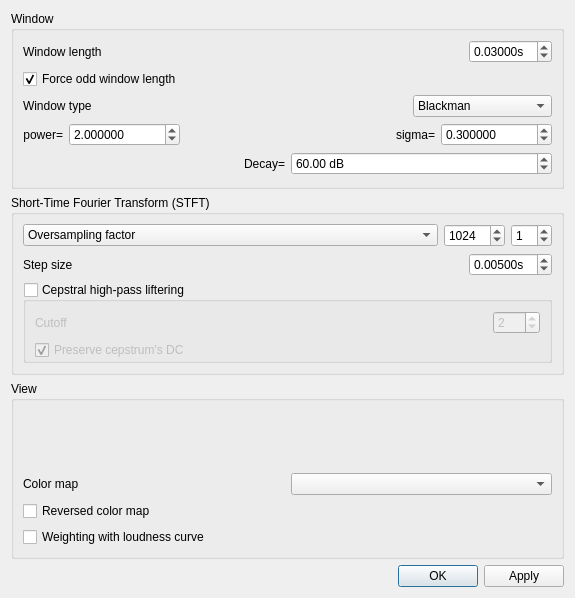
First picture: the form in src/gvspectrogramwdialogsettings.ui, repository gillesdegottex/dfasma, before the edit.
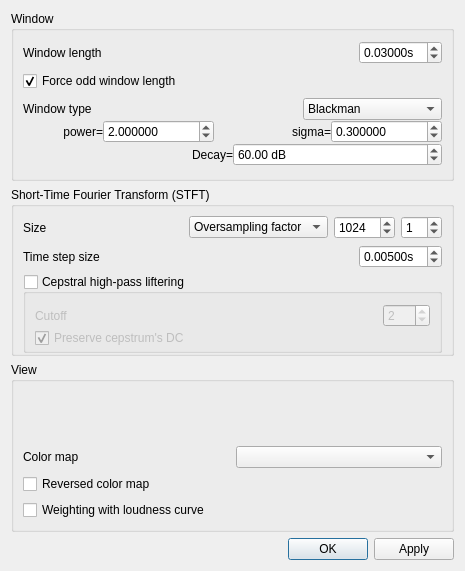
Second picture: the form after the edit.

Diff of the .ui file:
```diff
--- a/src/gvspectrogramwdialogsettings.ui
+++ b/src/gvspectrogramwdialogsettings.ui
@@ -6,8 +6,8 @@
    <rect>
     <x>0</x>
     <y>0</y>
-    <width>575</width>
-    <height>598</height>
+    <width>465</width>
+    <height>571</height>
    </rect>
   </property>
   <property name="windowTitle">
@@ -19,7 +19,7 @@
      <property name="title">
       <string>Window</string>
      </property>
-     <layout class="QVBoxLayout" name="verticalLayout_2">
+     <layout class="QVBoxLayout" name="verticalLayout_6">
       <item>
        <layout class="QHBoxLayout" name="horizontalLayout_17">
         <item>
@@ -82,7 +82,15 @@
        </widget>
       </item>
       <item>
+       <layout class="QVBoxLayout" name="verticalLayout_2">
+        <property name="spacing">
+         <number>0</number>
+        </property>
+        <item>
        <layout class="QHBoxLayout" name="horizontalLayout_11">
+          <property name="spacing">
+           <number>0</number>
+          </property>
         <item>
          <widget class="QLabel" name="label_10">
           <property name="sizePolicy">
@@ -164,11 +172,28 @@
        </layout>
       </item>
       <item>
-       <layout class="QHBoxLayout" name="horizontalLayout_12">
-        <item>
          <layout class="QHBoxLayout" name="horizontalLayout_13">
+          <property name="spacing">
+           <number>0</number>
+          </property>
           <item>
            <layout class="QHBoxLayout" name="horizontalLayout_14">
+            <property name="spacing">
+             <number>0</number>
+            </property>
+            <item>
+             <spacer name="horizontalSpacer_2">
+              <property name="orientation">
+               <enum>Qt::Horizontal</enum>
+              </property>
+              <property name="sizeHint" stdset="0">
+               <size>
+                <width>40</width>
+                <height>0</height>
+               </size>
+              </property>
+             </spacer>
+            </item>
             <item>
              <widget class="QLabel" name="lblWindowNormPower">
               <property name="toolTip">
@@ -211,7 +236,7 @@
             <property name="sizeHint" stdset="0">
              <size>
               <width>40</width>
-              <height>20</height>
+              <height>0</height>
              </size>
             </property>
            </spacer>
@@ -244,10 +269,11 @@
           </item>
          </layout>
         </item>
-       </layout>
-      </item>
       <item>
        <layout class="QHBoxLayout" name="horizontalLayout_15">
+          <property name="spacing">
+           <number>0</number>
+          </property>
         <item>
          <widget class="QLabel" name="lblWindowExpDecay">
           <property name="toolTip">
@@ -286,6 +312,8 @@
        </layout>
       </item>
      </layout>
+      </item>
+     </layout>
     </widget>
    </item>
    <item>
@@ -294,8 +322,31 @@
       <string>Short-Time Fourier Transform (STFT)</string>
      </property>
      <layout class="QVBoxLayout" name="verticalLayout">
+      <property name="bottomMargin">
+       <number>0</number>
+      </property>
       <item>
        <layout class="QHBoxLayout" name="horizontalLayout_3">
+        <item>
+         <widget class="QLabel" name="label_3">
+          <property name="text">
+           <string>Size</string>
+          </property>
+         </widget>
+        </item>
+        <item>
+         <spacer name="horizontalSpacer_4">
+          <property name="orientation">
+           <enum>Qt::Horizontal</enum>
+          </property>
+          <property name="sizeHint" stdset="0">
+           <size>
+            <width>40</width>
+            <height>20</height>
+           </size>
+          </property>
+         </spacer>
+        </item>
         <item>
          <widget class="QComboBox" name="cbSpectrogramDFTSizeType">
           <property name="sizePolicy">
@@ -364,7 +415,7 @@
            <string>The actual step size might be slightly different since it is always an integer number of samples.</string>
           </property>
           <property name="text">
-           <string>Step size</string>
+           <string>Time step size</string>
           </property>
          </widget>
         </item>
@@ -434,6 +485,9 @@
          <bool>false</bool>
         </property>
         <layout class="QVBoxLayout" name="verticalLayout_5">
+         <property name="spacing">
+          <number>0</number>
+         </property>
          <property name="bottomMargin">
           <number>0</number>
          </property>
```
Left out of the diff: 37 changed lines with no effect on the pictures. Lines whose indentation alone changed are shown as unchanged.
